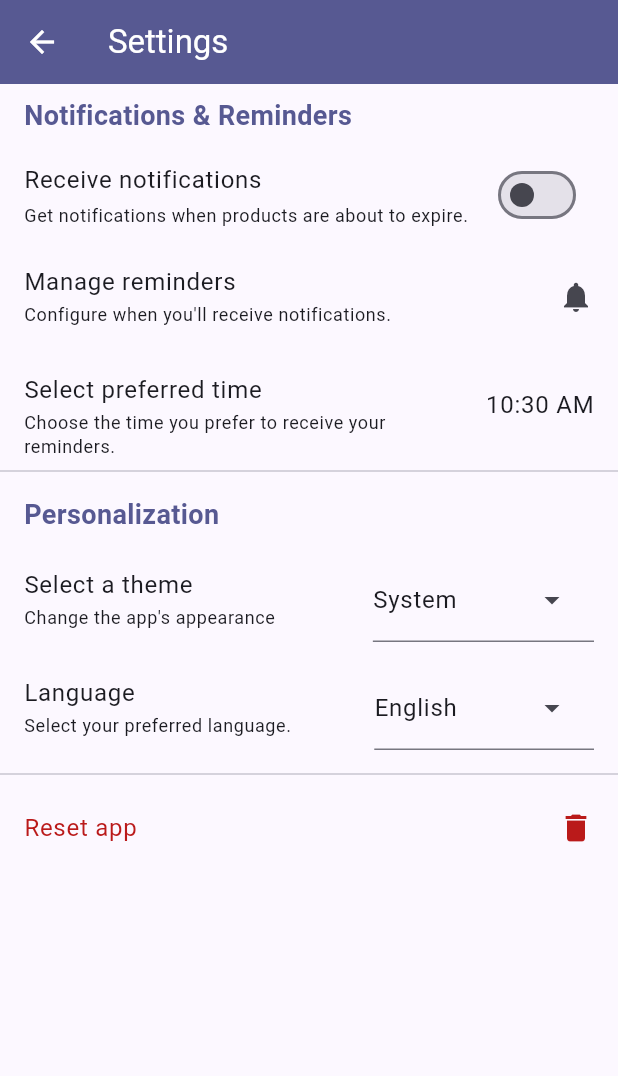
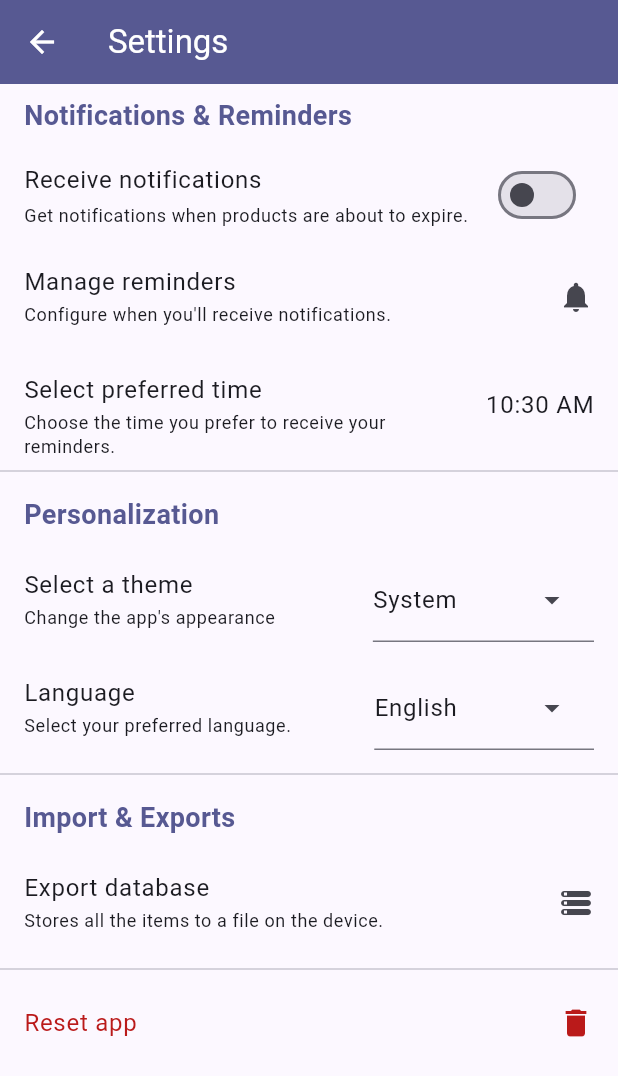
Before and after one commit to theartcher/freazy, a Flutter app: the SettingsPage screen opened by its route, on a phone screen of 412 x 824 dp. Shown: the top 1076 px of the screen. Run offline on Flutter 3.47's test engine with Material 3 defaults, Android fonts, the phone set to English and light mode, and no system bars; our stand-ins replace awesome_notifications, file_picker, flutter_spinkit, go_router, permission_handler, shared_preferences and 2 more; missing offline and left inert: fuzzywuzzy, workmanager; accounts and stored records are empty; generated files the repository leaves out were written again.

Commit message:
Add basic export functionality

```diff
--- a/lib/main.dart
+++ b/lib/main.dart
@@ -10,6 +10,7 @@ import 'package:freazy/utils/settings/preferences_manager.dart';
 import 'package:provider/provider.dart';
 import 'package:workmanager/workmanager.dart';
 import 'package:flutter_gen/gen_l10n/app_localizations.dart';
+import 'widgets/messenger.dart';
 
 @pragma('vm:entry-point')
 void callbackDispatcher() {
@@ -106,6 +107,7 @@ class _MainAppState extends State<MainApp> {
         Locale('en'), // English US
         Locale('nl'), // Dutch
       ],
+      scaffoldMessengerKey: MessengerService.messengerKey,
     );
   }
 
--- /dev/null
+++ b/lib/models/backup_state.dart
@@ -0,0 +1,8 @@
+enum BackupStates {
+  none,
+  succes,
+  unknownError,
+  permissionsDenied,
+  userCancel,
+  noItems
+}
--- a/lib/models/item.dart
+++ b/lib/models/item.dart
@@ -1,3 +1,5 @@
+import 'dart:convert';
+
 import 'package:flutter/material.dart';
 
 class Item {
@@ -81,4 +83,7 @@ class Item {
       freezer: map['freezer'] as String,
     );
   }
+
+  String toJson() => json.encode(toMap());
+  factory Item.fromJson(String source) => Item.fromMap(json.decode(source));
 }
--- a/lib/pages/settings/settings.dart
+++ b/lib/pages/settings/settings.dart
@@ -1,7 +1,9 @@
 import 'package:flutter/material.dart';
+import 'package:freazy/widgets/settings/export_settings.dart';
 import 'package:freazy/widgets/settings/personalization/personalization_setting.dart';
 import 'package:freazy/widgets/settings/reminders/reminders-settings.dart';
 import 'package:freazy/widgets/settings/reset_app.dart';
+import 'package:freazy/widgets/settings/setting_header.dart';
 import 'package:go_router/go_router.dart';
 import 'package:flutter_gen/gen_l10n/app_localizations.dart';
 
@@ -31,31 +33,21 @@ class _SettingsPageState extends State<SettingsPage> {
       ),
       body: ListView(
         children: [
-          Padding(
-            padding: const EdgeInsets.symmetric(vertical: 8.0, horizontal: 16),
-            child: Text(
-              localization.settingsPage_remindersSection_header,
-              style: TextStyle(
-                fontSize: 18,
-                fontWeight: FontWeight.bold,
-                color: theme.colorScheme.primary,
-              ),
-            ),
+          SettingHeader(
+            text: localization.settingsPage_remindersSection_header,
           ),
           const ReminderSettings(),
           const Divider(),
-          Padding(
-            padding: const EdgeInsets.symmetric(vertical: 8.0, horizontal: 16),
-            child: Text(
-              localization.settingsPage_personalizationSection_header,
-              style: TextStyle(
-                fontSize: 18,
-                fontWeight: FontWeight.bold,
-                color: theme.colorScheme.primary,
-              ),
-            ),
+          SettingHeader(
+            text: localization.settingsPage_personalizationSection_header,
           ),
           const PersonalizationSetting(),
+          const Divider(),
+          // TODO: localisation
+          const SettingHeader(
+            text: "Import & Exports",
+          ),
+          const ExportSettings(),
           const Divider(),
           const ResetAppSetting(),
         ],
--- a/lib/utils/notification_helper.dart
+++ b/lib/utils/notification_helper.dart
@@ -1,5 +1,4 @@
 import 'package:awesome_notifications/awesome_notifications.dart';
-import 'package:flutter/material.dart';
 import 'package:freazy/models/item.dart';
 import 'package:freazy/models/reminder.dart';
 import 'package:freazy/utils/databases/item_database_helper.dart';
--- /dev/null
+++ b/lib/widgets/settings/export_settings.dart
@@ -0,0 +1,83 @@
+import 'dart:io';
+import 'package:flutter/material.dart';
+import 'package:freazy/models/backup_state.dart';
+import 'package:freazy/utils/databases/database_backup.dart';
+import 'package:freazy/widgets/messenger.dart';
+import 'package:freazy/widgets/settings/pressable_setting.dart';
+
+class ExportSettings extends StatefulWidget {
+  const ExportSettings({super.key});
+
+  @override
+  State<ExportSettings> createState() => _ExportSettingsState();
+}
+
+class _ExportSettingsState extends State<ExportSettings> {
+  DatabaseBackup backup = DatabaseBackup();
+
+  Future<void> onPress() async {
+    BackupStates backupState = await backup.exportDatabaseToJson();
+
+    switch (backupState) {
+      case BackupStates.succes:
+        MessengerService().showMessage(
+          message: 'Export successfully',
+          type: MessageType.success,
+          position: MessagePosition.bottom,
+        );
+        break;
+
+      case BackupStates.userCancel:
+        MessengerService().showMessage(
+          message: 'The export was cancelled',
+          type: MessageType.info,
+          position: MessagePosition.top,
+        );
+        break;
+
+      case BackupStates.noItems:
+        MessengerService().showMessage(
+          message: 'You have no items to export.',
+          type: MessageType.info,
+          position: MessagePosition.bottom,
+        );
+        break;
+
+      case BackupStates.permissionsDenied:
+        MessengerService().showMessage(
+          message: 'Storage permission is required your items.',
+          type: MessageType.error,
+          position: MessagePosition.bottom,
+        );
+        break;
+
+      case BackupStates.unknownError:
+        MessengerService().showMessage(
+          message: 'An unknown error occurred during the export..',
+          type: MessageType.error,
+          position: MessagePosition.bottom,
+        );
+        break;
+
+      default:
+        break;
+    }
+  }
+
+  //todo provide localization
+  //todo show pop-up if no items are in the db
+  @override
+  Widget build(BuildContext context) {
+    return Column(
+      children: [
+        PressableSettingTile(
+          title: "Export database",
+          description: "Stores all the items to a file on the device.",
+          onPress: () => onPress(),
+          trailing: const Icon(Icons.storage_rounded),
+          disabled: !Platform.isAndroid,
+        ),
+      ],
+    );
+  }
+}
--- a/lib/widgets/settings/pressable_setting.dart
+++ b/lib/widgets/settings/pressable_setting.dart
@@ -6,6 +6,7 @@ class PressableSettingTile extends StatelessWidget {
   final Widget? trailing;
   final Color? color;
   final Function? onPress;
+  final bool disabled;
 
   const PressableSettingTile({
     super.key,
@@ -14,24 +15,29 @@ class PressableSettingTile extends StatelessWidget {
     this.trailing,
     this.onPress,
     this.color,
+    this.disabled = false,
   });
 
   @override
   Widget build(BuildContext context) {
+    final textColor = disabled
+        ? Theme.of(context).disabledColor
+        : color ?? Theme.of(context).textTheme.bodyLarge?.color;
+
     return ListTile(
-      onTap: onPress != null ? () => onPress!() : null,
+      enabled: !disabled,
+      onTap: disabled ? null : (onPress != null ? () => onPress!() : null),
       title: Text(
         title,
         style: Theme.of(context).textTheme.bodyLarge?.copyWith(
-              color: color ?? Theme.of(context).textTheme.bodyLarge?.color,
+              color: textColor,
             ),
       ),
       subtitle: description != null
           ? Text(
               description!,
               style: Theme.of(context).textTheme.bodySmall?.copyWith(
-                    color:
-                        color ?? Theme.of(context).textTheme.bodySmall?.color,
+                    color: textColor,
                   ),
             )
           : null,
--- /dev/null
+++ b/lib/widgets/settings/setting_header.dart
@@ -0,0 +1,24 @@
+import 'package:flutter/material.dart';
+
+class SettingHeader extends StatelessWidget {
+  final String text;
+
+  const SettingHeader({super.key, required this.text});
+
+  @override
+  Widget build(BuildContext context) {
+    final theme = Theme.of(context);
+
+    return Padding(
+      padding: const EdgeInsets.symmetric(vertical: 8.0, horizontal: 16),
+      child: Text(
+        text,
+        style: TextStyle(
+          fontSize: 18,
+          fontWeight: FontWeight.bold,
+          color: theme.colorScheme.primary,
+        ),
+      ),
+    );
+  }
+}
--- a/pubspec.yaml
+++ b/pubspec.yaml
@@ -24,6 +24,9 @@ dependencies:
   flutter_localizations:
     sdk: flutter
   skeletonizer: ^1.4.3
+  path_provider: ^2.1.5
+  file_picker: ^9.0.0
+  permission_handler: ^11.3.1
 
 dev_dependencies:
   flutter_test:
```
Also changed, not shown: lib/utils/databases/database_backup.dart (added, +90 -0 lines), lib/widgets/messenger.dart (added, +167 -0 lines), pubspec.lock, 1 other file.
